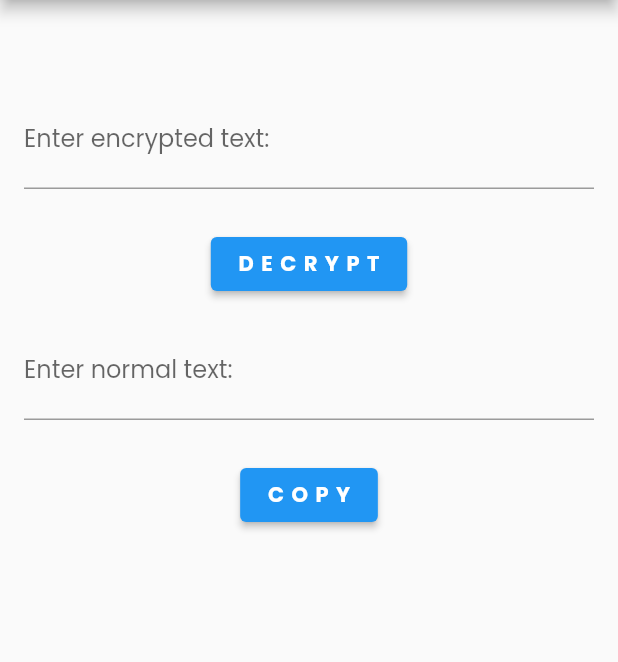
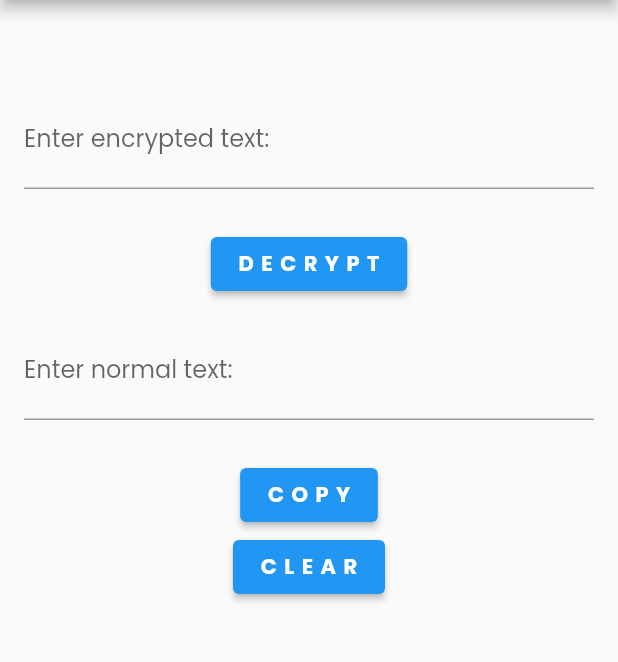
Before and after one commit to JHAhmed/3NCRYPT1ON, a Flutter app: the screen it shows after launch, after a tap on "DECRYPT", on a phone screen of 412 x 824 dp, the part 84-746 px from its top. Run offline on Flutter 3.47's test engine with Material 2 defaults, Android fonts, the phone set to English and light mode, and no system bars; our stand-ins replace google_fonts.

Commit message:
working-commit

```diff
--- a/lib/home_page.dart
+++ b/lib/home_page.dart
@@ -10,19 +10,32 @@ class HomePage extends StatefulWidget {
 }
 
 class _HomePageState extends State<HomePage> {
+  final TextEditingController _controller1 = TextEditingController();
+  final TextEditingController _controller2 = TextEditingController();
+
   String alphabet = "abcdefghijklmnopqrstuvwxyz";
 
   var alphabetList = List.empty(growable: true);
+  var numbers = List.empty(growable: true);
+  var numbersList = List.empty(growable: true);
+  var connection1 = {};
+  var connection2 = {};
+  var output2 = List.empty(growable: true);
+  var numbers2 = List.empty(growable: true);
+  var output = List.empty(growable: true);
 
-  var numbers = List.empty(growable: true);
-
-  var numbersList = List.empty(growable: true);
-
-  var connection1 = {};
-
-  var connection2 = {};
-
-  var output = List.empty(growable: true);
+  void clearData() {
+    alphabetList.clear();
+    numbers.clear();
+    numbers2.clear();
+    numbersList.clear();
+    connection1.clear();
+    connection2.clear();
+    output.clear();
+    output2.clear();
+    _controller1.clear();
+    _controller2.clear();
+  }
 
   void addLetters() {
     for (var i = 0; i < alphabet.length; i++) {
@@ -49,8 +62,6 @@ class _HomePageState extends State<HomePage> {
     addLetters();
     addLetters();
 
-    var output2 = List.empty(growable: true);
-    var numbers2 = List.empty(growable: true);
     for (var i = 0; i < inputText.length; i++) {
       numbers2.add(findKey(inputText[i]) - 1);
     }
@@ -117,6 +128,7 @@ class _HomePageState extends State<HomePage> {
                 onChanged: (value) {
                   globals.decryptValue = value;
                 },
+                controller: _controller1,
                 decoration: const InputDecoration(
                   hintText: "Encrypted text...",
                   labelText: "Enter encrypted text:",
@@ -129,6 +141,7 @@ class _HomePageState extends State<HomePage> {
             ElevatedButton(
               onPressed: () {
                 globals.outputValue = decryptText(globals.decryptValue);
+                setState(() {});
               },
               child: const Text(
                 "DECRYPT",
@@ -143,6 +156,7 @@ class _HomePageState extends State<HomePage> {
               padding: const EdgeInsets.all(16.0),
               child: TextField(
                 onChanged: (value) {},
+                controller: _controller2,
                 onSubmitted: (value) {
                   globals.copyValue = value;
                 },
@@ -169,26 +183,22 @@ class _HomePageState extends State<HomePage> {
                     letterSpacing: 5),
               ),
             ),
+            ElevatedButton(
+              onPressed: () {
+                clearData();
+              },
+              child: const Text(
+                "CLEAR",
+                style: TextStyle(
+                    color: Colors.white,
+                    fontWeight: FontWeight.w700,
+                    fontSize: 14,
+                    letterSpacing: 5),
+              ),
+            ),
             const SizedBox(
               height: 10,
             ),
-            // Expanded(child: Container()),
-            // const Padding(
-            //   padding: EdgeInsets.all(8.0),
-            //   child: Text(
-            //     "Made with love,\nand lots of code",
-            //     textAlign: TextAlign.center,
-            //     style: TextStyle(
-            //       fontSize: 14,
-            //       fontWeight: FontWeight.w300,
-            //       letterSpacing: 2,
-            //     ),
-            //   ),
-            // ),
-            // const Icon(Icons.favorite),
-            // const SizedBox(
-            //   height: 10,
-            // ),
           ],
         ),
       ),
```
Also changed, not shown: 6 other files.
